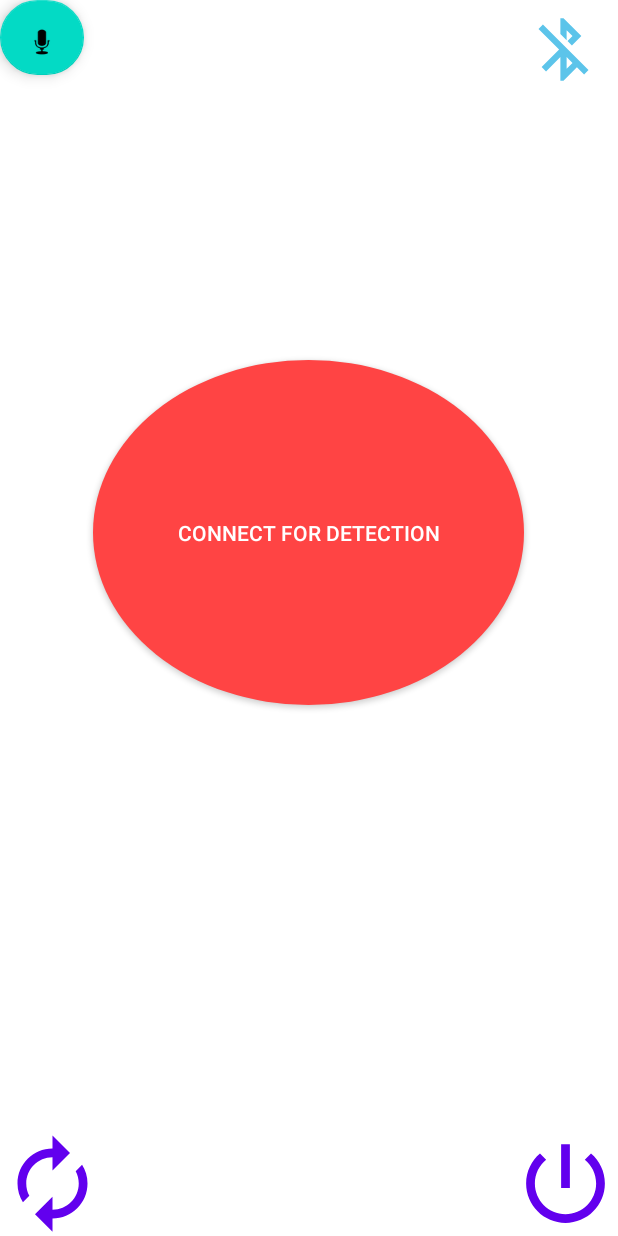
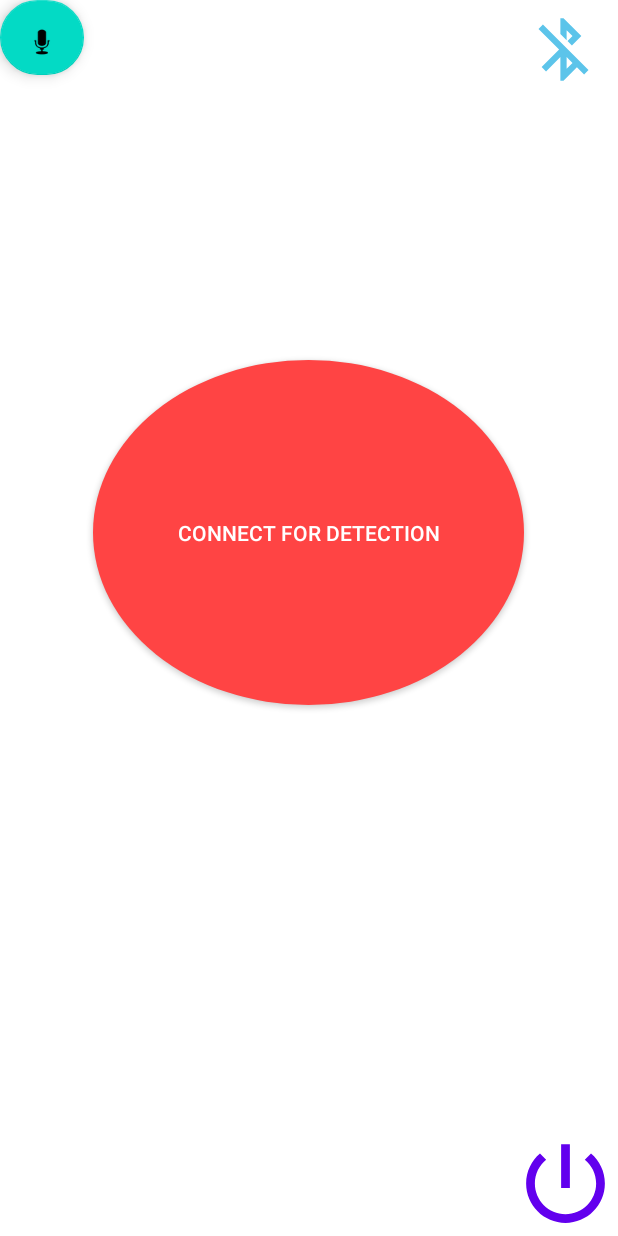
Before and after one commit to Sakshi1512Sharma/Sakshi-Sharma-MAVI-Android-application-files-, an Android app: the screen it shows after launch (MainActivity), on a phone screen of 412 x 824 dp. Run offline under Robolectric (Android 15) with nearby library versions, the phone set to English and light mode, and no system bars.

```diff
--- a/app/src/main/AndroidManifest.xml
+++ b/app/src/main/AndroidManifest.xml
@@ -16,7 +16,7 @@
         android:allowBackup="true"
         android:dataExtractionRules="@xml/data_extraction_rules"
         android:fullBackupContent="@xml/backup_rules"
-        android:icon="@drawable/ic_baseline_power_settings_new_24"
+        android:icon="@mipmap/favicon"
         android:label="@string/app_name"
         android:roundIcon="@mipmap/ic_launcher_round"
         android:supportsRtl="true"
--- a/app/src/main/java/com/example/sakshisharmaiitdelhimaviproject/DetectionModule.java
+++ b/app/src/main/java/com/example/sakshisharmaiitdelhimaviproject/DetectionModule.java
@@ -565,7 +565,7 @@ public class DetectionModule extends AppCompatActivity {
                      }
                   }
                     // Show a temporary pop-up view
-                    showTemporaryMessage(" Please wait I am loading the details in 5 seconds        ");
+                    showTemporaryMessage(" Please wait I am loading the details in 10 seconds        ");
                 }
             }
         });
@@ -577,7 +577,7 @@ public class DetectionModule extends AppCompatActivity {
                     temp = "n";
 
                     // Show a temporary pop-up view
-                    showTemporaryMessage(" I am about to read the signboard in 5 seconds        ");
+                    showTemporaryMessage(" Signboard reading starts in 5 seconds        ");
 
                     mApp.setSignboardDetectStatus(temp);
                     if (mApp.updateVariable("signboardDetection", temp)) {
--- a/app/src/main/res/layout/activity_main.xml
+++ b/app/src/main/res/layout/activity_main.xml
@@ -84,7 +84,8 @@
             android:layout_weight="1"
             android:background="@drawable/ic_baseline_autorenew_24"
             android:backgroundTint="@color/orange_sun"
-            android:contentDescription="@string/deviceReboot" />
+            android:contentDescription="@string/deviceReboot"
+            android:visibility="gone"/>
 
         <Button
             android:id="@+id/piOff"
--- a/app/src/main/res/values/strings.xml
+++ b/app/src/main/res/values/strings.xml
@@ -49,9 +49,8 @@
 <string name="pedestrian_prefix"> </string>
 <string name="signboard_prefix">Signboard: </string>
 
-<string name="content1"> This screen has 3 buttons - in the Centre of the screen is Connect for Detection button,
-        at the Bottom of the screen there are 2 buttons : Bottom Left is Device Reboot button
-        and Bottom Right is Device OFF </string>
+<string name="content1"> This screen has 2 buttons - in the Centre of the screen is Connect for Detection button,
+        at the Bottom is Device OFF </string>
 
 <string name="content2"> From here select the device to set up a Bluetooth Connection </string>
 
```
Also changed, not shown: app/src/main/res/mipmap-xxxhdpi/favicon.png (added), 1 other file.
